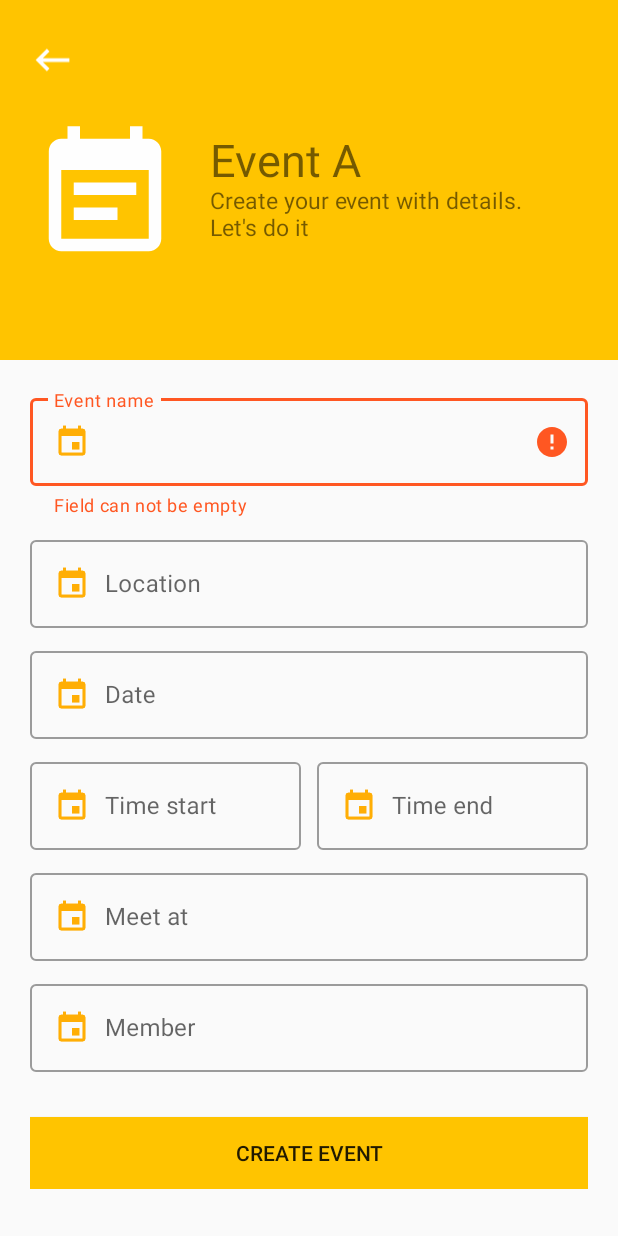
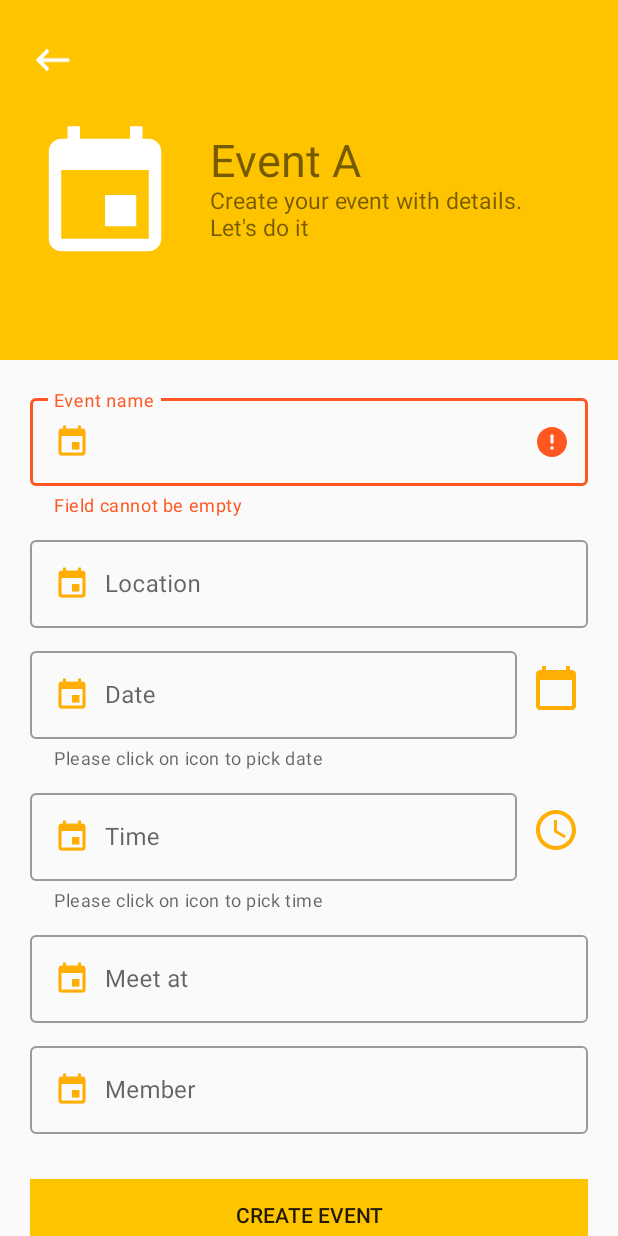
Before and after one commit to Alohadancemeow/App_demo4, an Android app: the CreateEvent1Activity screen opened directly, with no data from a screen before it, after a tap on "CREATE EVENT", on a phone screen of 412 x 824 dp. Run offline under Robolectric (Android 15) with nearby library versions, the phone set to English and light mode, and no system bars; our stand-ins replace Firebase (no records; nobody signed in at launch, a user with empty details on screens opened directly); Roboto replaces fonts that are not available here; 2 other taps on this screen came first.

Commit message:
Add date-time PickerDialog

```diff
--- a/app/src/main/java/com/example/app_demo4/activity/CreateEvent1Activity.kt
+++ b/app/src/main/java/com/example/app_demo4/activity/CreateEvent1Activity.kt
@@ -1,29 +1,48 @@
 package com.example.app_demo4.activity
 
+import android.annotation.SuppressLint
+import android.app.DatePickerDialog
+import android.app.TimePickerDialog
 import androidx.appcompat.app.AppCompatActivity
 import android.os.Bundle
 import android.view.WindowManager
+import android.widget.DatePicker
+import android.widget.TimePicker
 import android.widget.Toast
 import com.example.app_demo4.R
-import com.google.firebase.auth.FirebaseAuth
 import com.google.firebase.firestore.FirebaseFirestore
-import com.google.firebase.firestore.SetOptions
 import kotlinx.android.synthetic.main.activity_create_event1.*
+import java.util.*
+import kotlin.collections.HashMap
 
-class CreateEvent1Activity : AppCompatActivity() {
+class CreateEvent1Activity : AppCompatActivity(), DatePickerDialog.OnDateSetListener,
+    TimePickerDialog.OnTimeSetListener {
 
     // Firebase Properties
-    private lateinit var mDatabase : FirebaseFirestore
-    private lateinit var mAuth : FirebaseAuth
+    private lateinit var mDatabase: FirebaseFirestore
+//    private lateinit var mAuth : FirebaseAuth
 
     // View Properties
-    private lateinit var eventName : String
-    private lateinit var eventLocation : String
-    private lateinit var eventDate : String
-    private lateinit var eventTimeStart : String
-    private lateinit var eventTimeEnd : String
-    private lateinit var eventMeet : String
-    private lateinit var eventMember : String
+    private lateinit var eventName: String
+    private lateinit var eventLocation: String
+    private lateinit var eventDate: String
+    private lateinit var eventTime: String
+    private lateinit var eventMeet: String
+    private lateinit var eventMember: String
+
+    // DateTime Properties
+    private var day = 0
+    private var month = 0
+    private var year = 0
+    private var hour = 0
+    private var minute = 0
+
+    //saved
+    private var savedDay = 0
+    private var savedMonth = 0
+    private var savedYear = 0
+    private var savedHour = 0
+    private var savedMinute = 0
 
     override fun onCreate(savedInstanceState: Bundle?) {
         super.onCreate(savedInstanceState)
@@ -32,44 +51,116 @@ class CreateEvent1Activity : AppCompatActivity() {
 
         //set firebase properties
         mDatabase = FirebaseFirestore.getInstance()
-        mAuth = FirebaseAuth.getInstance()
+//        mAuth = FirebaseAuth.getInstance()
+
+        pickDateTime()
 
         // <-- Back
         btn_back_event_create.setOnClickListener {
             finish()
         }
 
+        // Button Create event
         btn_create_event.setOnClickListener {
 
+            //set view properties
             eventName = tv_event_name_create.editText?.text.toString().trim()
             eventLocation = tv_location_create.editText?.text.toString().trim()
             eventDate = tv_date_create.editText?.text.toString().trim()
-            eventTimeStart = tv_time_start_create.editText?.text.toString().trim()
-            eventTimeEnd = tv_time_end_create.editText?.text.toString().trim()
+            eventTime = tv_time_create.editText?.text.toString().trim()
             eventMeet = tv_meet_create.editText?.text.toString().trim()
             eventMember = tv_member_create.editText?.text.toString().trim()
 
-            createEvent(eventName,eventLocation, eventDate, eventTimeStart,eventTimeEnd,eventMeet, eventMember)
+            createEvent(
+                eventName,
+                eventLocation,
+                eventDate,
+                eventTime,
+                eventMeet,
+                eventMember
+            )
         }
 
     }
 
     /** Functions here */
+
+    private fun getDateTimeCalendar() {
+
+        val cal = Calendar.getInstance()
+
+        //set current datetime
+        day = cal.get(Calendar.DAY_OF_MONTH)
+        month = cal.get(Calendar.MONTH)
+        year = cal.get(Calendar.YEAR)
+        hour = cal.get(Calendar.HOUR)
+        minute = cal.get(Calendar.MINUTE)
+
+    }
+
+    private fun pickDateTime() {
+
+        //icon pick date
+        iv_date_pick.setOnClickListener {
+            getDateTimeCalendar()
+            DatePickerDialog(this, this, year, month, day).show()
+        }
+
+        //icon pick time
+        iv_time_pick.setOnClickListener {
+            getDateTimeCalendar()
+            TimePickerDialog(this, this, hour, minute, true).show()
+            // true = 24 hour, false = AM-PM
+        }
+    }
+
+    @SuppressLint("SetTextI18n")
+    override fun onDateSet(p0: DatePicker?, year: Int, month: Int, dayOfMonth: Int) {
+
+        savedDay = dayOfMonth
+        savedMonth = month +1 // month start at 0
+        savedYear = year
+        tv_date_create.editText?.setText("$savedDay/$savedMonth/$savedYear")
+    }
+
+    @SuppressLint("SetTextI18n")
+    override fun onTimeSet(p0: TimePicker?, hourOfDay: Int, minute: Int) {
+
+        savedHour = hourOfDay
+        savedMinute = minute
+        tv_time_create.editText?.setText("$savedHour : $savedMinute")
+    }
+
+
     private fun createEvent(
         eventName: String,
         eventLocation: String,
         eventDate: String,
-        eventTimeStart: String,
-        eventTimeEnd: String,
+        eventTime: String,
         eventMeet: String,
         eventMember: String
     ) {
 
-        if (!validateEventData(eventName,eventLocation,eventDate,eventTimeStart,eventTimeEnd,eventMeet,eventMember))
+        if (!validateEventData(
+                eventName,
+                eventLocation,
+                eventDate,
+                eventTime,
+                eventMeet,
+                eventMember
+            )
+        )
             return
 
         //else
-        sendEventDataToFirebase(eventName,eventLocation,eventDate,eventTimeStart,eventTimeEnd,eventMeet,eventMember)
+        sendEventDataToFirebase(
+            eventName,
+            eventLocation,
+            eventDate,
+            eventTime,
+            eventMeet,
+            eventMember
+        )
 
     }
 
@@ -77,31 +168,32 @@ class CreateEvent1Activity : AppCompatActivity() {
         eventName: String,
         eventLocation: String,
         eventDate: String,
-        eventTimeStart: String,
-        eventTimeEnd: String,
+        eventTime: String,
         eventMeet: String,
         eventMember: String
     ) {
 
-        val user = mAuth.currentUser
-        val userId = user!!.uid
-        val eventRef = mDatabase.collection("Events").document(userId)
+//        val user = mAuth.currentUser
+//        val userId = user!!.uid
+
+        val eventRef = mDatabase.collection("Events")
         val eventObject = HashMap<String, String>().apply {
             this["event_name"] = eventName
             this["event_location"] = eventLocation
             this["event_date"] = eventDate
-            this["event_time_start"] = eventTimeStart
-            this["event_time_end"] = eventTimeEnd
+            this["event_time"] = eventTime
             this["event_meet"] = eventMeet
             this["event_member"] = eventMember
         }
 
-        eventRef.set(eventObject).addOnCompleteListener {
-            if (it.isSuccessful){
+        // #use add() to collection, #use set() to document
+        // -> การเขียนข้อมูลด้วย Method add()
+        // -> ทาง Cloud FireStore จะสร้าง Index ให้เราโดยอัตโนมัติ
+        eventRef.add(eventObject).addOnCompleteListener {
+            if (it.isSuccessful) {
                 Toast.makeText(this, "Create event successful", Toast.LENGTH_SHORT).show()
 //                finish()
-            }
-            else {
+            } else {
                 Toast.makeText(this, "Create event unsuccessful", Toast.LENGTH_SHORT).show()
             }
         }
@@ -114,46 +206,40 @@ class CreateEvent1Activity : AppCompatActivity() {
         eventName: String,
         eventLocation: String,
         eventDate: String,
-        eventTimeStart: String,
-        eventTimeEnd: String,
+        eventTime: String,
         eventMeet: String,
         eventMember: String
     ): Boolean {
-        return when{
-            eventName.isEmpty() ->{
-                tv_event_name_create.error = "Field can not be empty"
+        return when {
+            eventName.isEmpty() -> {
+                tv_event_name_create.error = "Field cannot be empty"
                 false
             }
-            eventLocation.isEmpty() ->{
-                tv_location_create.error = "Field can not be empty"
+            eventLocation.isEmpty() -> {
+                tv_location_create.error = "Field cannot be empty"
                 false
             }
-            eventDate.isEmpty() ->{
-                tv_date_create.error = "Field can not be empty"
+            eventDate.isEmpty() -> {
+                tv_date_create.error = "Field cannot be empty"
                 false
             }
-            eventTimeStart.isEmpty() ->{
-                tv_time_start_create.error = "Field can not be empty"
+            eventTime.isEmpty() -> {
+                tv_time_create.error = "Field cannot be empty"
                 false
             }
-            eventTimeEnd.isEmpty() ->{
-                tv_time_end_create.error = "Field can not be empty"
+            eventMeet.isEmpty() -> {
+                tv_meet_create.error = "Field cannot be empty"
                 false
             }
-            eventMeet.isEmpty() ->{
-                tv_meet_create.error = "Field can not be empty"
-                false
-            }
-            eventMember.isEmpty() ->{
-                tv_member_create.error = "Field can not be empty"
+            eventMember.isEmpty() -> {
+                tv_member_create.error = "Field cannot be empty"
                 false
             }
             else -> {
                 tv_event_name_create.error = null
                 tv_location_create.error = null
                 tv_date_create.error = null
-                tv_time_start_create.error = null
-                tv_time_end_create.error = null
+                tv_time_create.error = null
                 tv_meet_create.error = null
                 tv_member_create.error = null
                 true
--- a/app/src/main/java/com/example/app_demo4/activity/ProfileSettingActivity.kt
+++ b/app/src/main/java/com/example/app_demo4/activity/ProfileSettingActivity.kt
@@ -165,7 +165,7 @@ class ProfileSettingActivity : AppCompatActivity() {
                         startActivity(intent)
                         finish()
                     }
-                    Toast.makeText(this, "Update Unsuccessful", Toast.LENGTH_SHORT).show()
+//                    Toast.makeText(this, "Update Unsuccessful", Toast.LENGTH_SHORT).show()
                 }
         }
     }
--- /dev/null
+++ b/app/src/main/res/drawable/ic_calendar_yellow.xml
@@ -0,0 +1,5 @@
+<vector android:height="24dp" android:tint="#FFAE05"
+    android:viewportHeight="24" android:viewportWidth="24"
+    android:width="24dp" xmlns:android="http://schemas.android.com/apk/res/android">
+    <path android:fillColor="@android:color/white" android:pathData="M20,3h-1L19,1h-2v2L7,3L7,1L5,1v2L4,3c-1.1,0 -2,0.9 -2,2v16c0,1.1 0.9,2 2,2h16c1.1,0 2,-0.9 2,-2L22,5c0,-1.1 -0.9,-2 -2,-2zM20,21L4,21L4,8h16v13z"/>
+</vector>
--- /dev/null
+++ b/app/src/main/res/drawable/ic_event1_white.xml
@@ -0,0 +1,5 @@
+<vector android:height="24dp" android:tint="#FFFFFF"
+    android:viewportHeight="24" android:viewportWidth="24"
+    android:width="24dp" xmlns:android="http://schemas.android.com/apk/res/android">
+    <path android:fillColor="@android:color/white" android:pathData="M17,12h-5v5h5v-5zM16,1v2L8,3L8,1L6,1v2L5,3c-1.11,0 -1.99,0.9 -1.99,2L3,19c0,1.1 0.89,2 2,2h14c1.1,0 2,-0.9 2,-2L21,5c0,-1.1 -0.9,-2 -2,-2h-1L18,1h-2zM19,19L5,19L5,8h14v11z"/>
+</vector>
--- /dev/null
+++ b/app/src/main/res/drawable/ic_time_yellow.xml
@@ -0,0 +1,6 @@
+<vector android:height="24dp" android:tint="#FFAE05"
+    android:viewportHeight="24" android:viewportWidth="24"
+    android:width="24dp" xmlns:android="http://schemas.android.com/apk/res/android">
+    <path android:fillColor="@android:color/white" android:pathData="M11.99,2C6.47,2 2,6.48 2,12s4.47,10 9.99,10C17.52,22 22,17.52 22,12S17.52,2 11.99,2zM12,20c-4.42,0 -8,-3.58 -8,-8s3.58,-8 8,-8 8,3.58 8,8 -3.58,8 -8,8z"/>
+    <path android:fillColor="@android:color/white" android:pathData="M12.5,7H11v6l5.25,3.15 0.75,-1.23 -4.5,-2.67z"/>
+</vector>
--- a/app/src/main/res/layout/activity_create_event1.xml
+++ b/app/src/main/res/layout/activity_create_event1.xml
@@ -34,7 +34,7 @@
                 android:layout_below="@id/btn_back_event_create"
                 android:layout_centerVertical="true"
                 android:layout_marginTop="10dp"
-                android:src="@drawable/ic_event_white" />
+                android:src="@drawable/ic_event1_white" />
 
             <TextView
                 android:id="@+id/tv_event_head"
@@ -118,24 +118,46 @@
 
             </com.google.android.material.textfield.TextInputLayout>
 
+            <LinearLayout
+                android:layout_width="match_parent"
+                android:layout_height="wrap_content"
+                android:orientation="horizontal"
+                android:weightSum="2">
+
                 <com.google.android.material.textfield.TextInputLayout
                     android:id="@+id/tv_date_create"
                     style="@style/Widget.MaterialComponents.TextInputLayout.OutlinedBox"
                     android:layout_width="match_parent"
                     android:layout_height="wrap_content"
+                    android:layout_gravity="start"
+                    android:layout_marginEnd="10dp"
                     android:layout_marginBottom="10dp"
+                    android:layout_weight="1"
                     android:hint="Date"
-                app:endIconMode="clear_text">
+                    app:endIconMode="clear_text"
+                    app:helperText="Please click on icon to pick date">
 
                     <com.google.android.material.textfield.TextInputEditText
                         android:layout_width="match_parent"
                         android:layout_height="wrap_content"
                         android:drawableStart="@drawable/ic_event_yellow"
                         android:drawablePadding="10dp"
-                    android:inputType="date"
-                    android:text="" />
+                        android:enabled="false"
+                        android:textColor="@android:color/black" />
 
                 </com.google.android.material.textfield.TextInputLayout>
+
+                <com.google.android.material.imageview.ShapeableImageView
+                    android:id="@+id/iv_date_pick"
+                    android:layout_width="70dp"
+                    android:layout_height="60dp"
+                    android:layout_gravity="end"
+                    android:layout_marginEnd="5dp"
+                    android:layout_weight="1"
+                    android:src="@drawable/ic_calendar_yellow" />
+
+            </LinearLayout>
+
 
             <LinearLayout
                 android:layout_width="match_parent"
@@ -143,48 +165,37 @@
                 android:orientation="horizontal"
                 android:weightSum="2">
 
-
                 <com.google.android.material.textfield.TextInputLayout
-                    android:id="@+id/tv_time_start_create"
+                    android:id="@+id/tv_time_create"
                     style="@style/Widget.MaterialComponents.TextInputLayout.OutlinedBox"
                     android:layout_width="match_parent"
                     android:layout_height="wrap_content"
-                    android:layout_marginEnd="5dp"
+                    android:layout_marginEnd="10dp"
                     android:layout_marginBottom="10dp"
                     android:layout_weight="1"
-                    android:hint="Time start"
-                    app:endIconMode="clear_text">
+                    android:hint="Time"
+                    app:endIconMode="clear_text"
+                    app:helperText="Please click on icon to pick time">
 
                     <com.google.android.material.textfield.TextInputEditText
                         android:layout_width="match_parent"
                         android:layout_height="wrap_content"
                         android:drawableStart="@drawable/ic_event_yellow"
                         android:drawablePadding="10dp"
+                        android:enabled="false"
                         android:inputType="time"
-                        android:text="" />
+                        android:textColor="@android:color/black" />
 
                 </com.google.android.material.textfield.TextInputLayout>
 
-                <com.google.android.material.textfield.TextInputLayout
-                    android:id="@+id/tv_time_end_create"
-                    style="@style/Widget.MaterialComponents.TextInputLayout.OutlinedBox"
-                    android:layout_width="match_parent"
-                    android:layout_height="wrap_content"
-                    android:layout_marginStart="5dp"
-                    android:layout_marginBottom="10dp"
+                <com.google.android.material.imageview.ShapeableImageView
+                    android:id="@+id/iv_time_pick"
+                    android:layout_width="70dp"
+                    android:layout_height="60dp"
+                    android:layout_gravity="end"
+                    android:layout_marginEnd="5dp"
                     android:layout_weight="1"
-                    android:hint="Time end"
-                    app:endIconMode="clear_text">
-
-                    <com.google.android.material.textfield.TextInputEditText
-                        android:layout_width="match_parent"
-                        android:layout_height="wrap_content"
-                        android:drawableStart="@drawable/ic_event_yellow"
-                        android:drawablePadding="10dp"
-                        android:inputType="time"
-                        android:text="" />
-
-                </com.google.android.material.textfield.TextInputLayout>
+                    android:src="@drawable/ic_time_yellow" />
 
             </LinearLayout>
 
```
Lines whose indentation alone changed are shown as unchanged.
